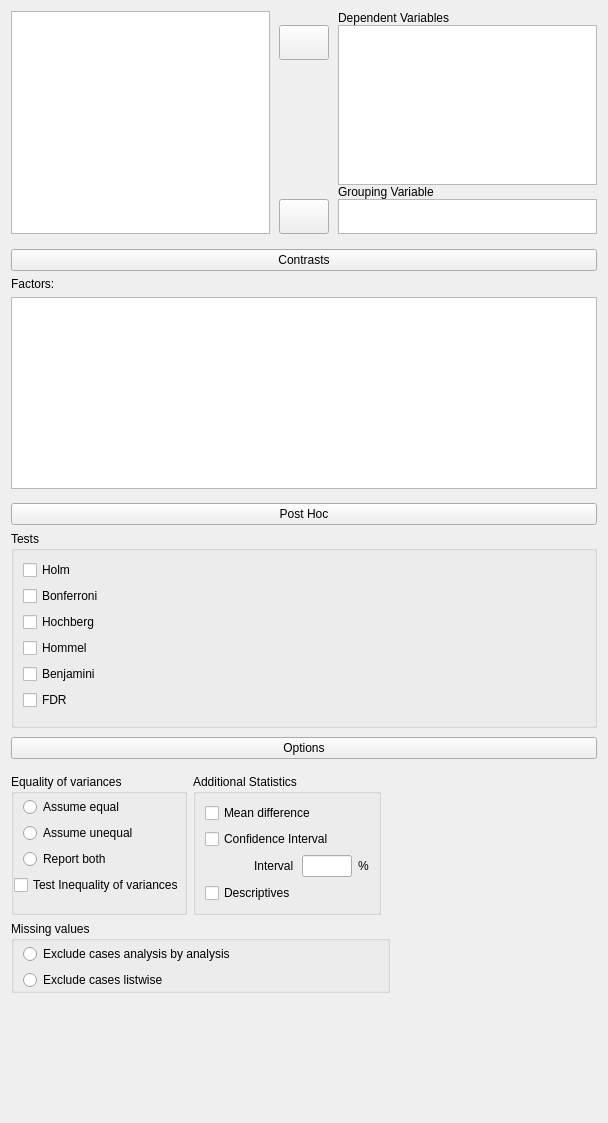
jasp-stats/jasp-desktop, file JASP-Desktop/analysisforms/anovaonewayform.ui: the form before one commit.
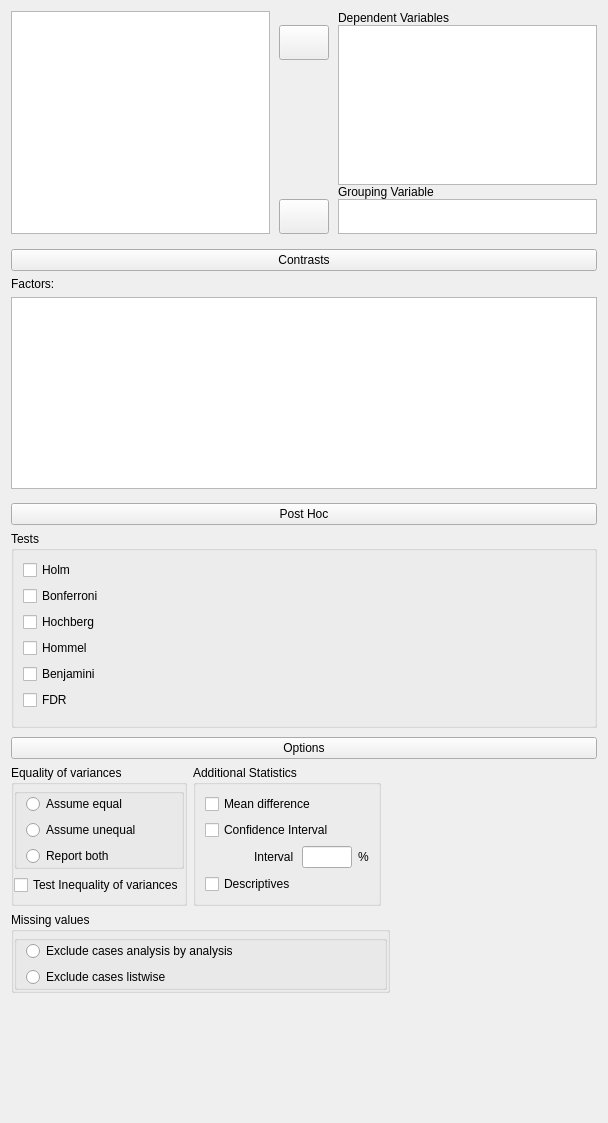
The form after the commit. Custom widgets are drawn as their Qt base class.

Diff of the .ui file:
```diff
--- a/JASP-Desktop/analysisforms/anovaonewayform.ui
+++ b/JASP-Desktop/analysisforms/anovaonewayform.ui
@@ -412,7 +412,7 @@
              <number>0</number>
             </property>
             <item row="0" column="0">
-             <widget class="BoundGroupBox" name="missingValues" native="true">
+             <widget class="BoundGroupBox" name="missingValues">
               <layout class="QGridLayout" name="gridLayout_6">
                <property name="topMargin">
                 <number>0</number>
@@ -446,6 +446,9 @@
             <property name="leftMargin">
              <number>0</number>
             </property>
+            <property name="topMargin">
+             <number>0</number>
+            </property>
             <property name="bottomMargin">
              <number>0</number>
             </property>
@@ -531,7 +534,7 @@
                 <number>0</number>
                </property>
                <item row="0" column="0">
-                <widget class="BoundGroupBox" name="equalityOfVariances" native="true">
+                <widget class="BoundGroupBox" name="equalityOfVariances">
                  <layout class="QGridLayout" name="gridLayout_5">
                   <property name="topMargin">
                    <number>0</number>
@@ -629,11 +632,6 @@
    <extends>QListView</extends>
    <header>widgets/boundlistview.h</header>
   </customwidget>
-  <customwidget>
-   <class>BoundCheckBox</class>
-   <extends>QCheckBox</extends>
-   <header>widgets/boundcheckbox.h</header>
-  </customwidget>
   <customwidget>
    <class>BoundTextBox</class>
    <extends>QLineEdit</extends>
@@ -641,7 +639,7 @@
   </customwidget>
   <customwidget>
    <class>BoundGroupBox</class>
-   <extends>QWidget</extends>
+   <extends>QGroupBox</extends>
    <header>widgets/boundgroupbox.h</header>
    <container>1</container>
   </customwidget>
@@ -650,6 +648,11 @@
    <extends>QPushButton</extends>
    <header>widgets/expanderbutton.h</header>
   </customwidget>
+  <customwidget>
+   <class>BoundCheckBox</class>
+   <extends>QCheckBox</extends>
+   <header>widgets/boundcheckbox.h</header>
+  </customwidget>
   <customwidget>
    <class>BoundTableView</class>
    <extends>QTableView</extends>
```
